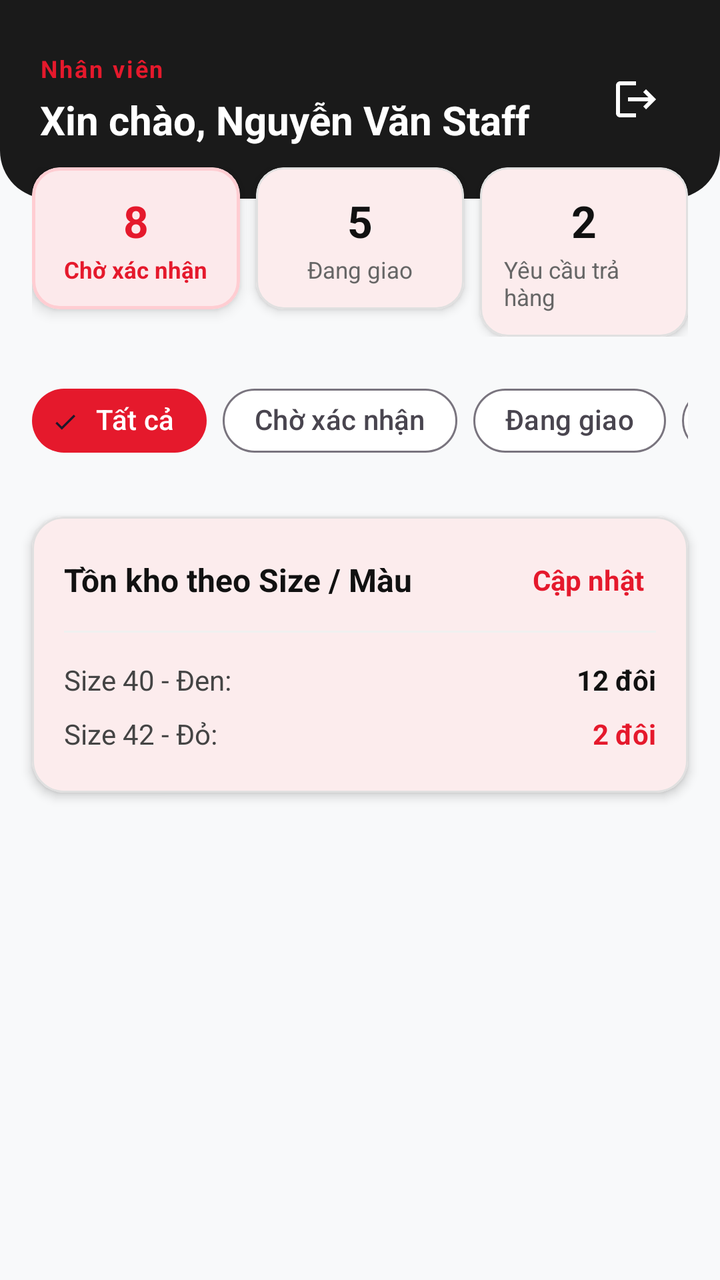
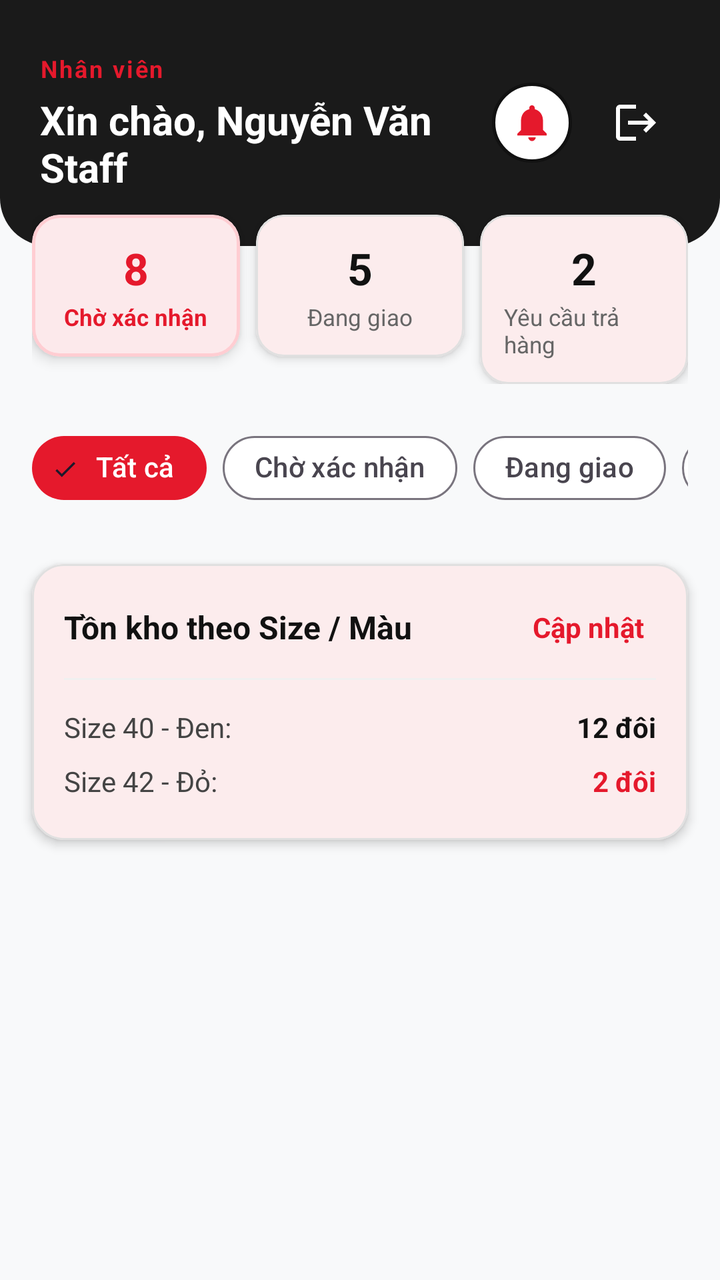

The first picture is an Android layout as it rendered before a commit; the second is the same layout after the commit. The layout source and the unified diff follow.
<!-- AndroidManifest.xml: application theme Theme.ShoeStore -->
<!-- res/layout/fragment_staff_orders.xml -->
<?xml version="1.0" encoding="utf-8"?>
<androidx.core.widget.NestedScrollView xmlns:android="http://schemas.android.com/apk/res/android"
    xmlns:app="http://schemas.android.com/apk/res-auto"
    android:layout_width="match_parent"
    android:layout_height="match_parent"
    android:fillViewport="true"
    android:background="#F8F9FA">

    <LinearLayout
        android:layout_width="match_parent"
        android:layout_height="wrap_content"
        android:orientation="vertical">

        
        <RelativeLayout
            android:layout_width="match_parent"
            android:layout_height="wrap_content"
            android:background="@drawable/bg_header_dark"
            android:paddingHorizontal="20dp"
            android:paddingTop="28dp"
            android:paddingBottom="24dp">

            <LinearLayout
                android:layout_width="wrap_content"
                android:layout_height="wrap_content"
                android:orientation="vertical"
                android:layout_alignParentStart="true"
                android:layout_toStartOf="@id/btnLogoutHeader"
                android:layout_centerVertical="true">

                <TextView
                    android:layout_width="wrap_content"
                    android:layout_height="wrap_content"
                    android:text="Nhân viên"
                    android:textSize="12sp"
                    android:textColor="#E5192C"
                    android:textStyle="bold"
                    android:letterSpacing="0.08" />

                <TextView
                    android:id="@+id/tvStaffGreeting"
                    android:layout_width="wrap_content"
                    android:layout_height="wrap_content"
                    android:text="Xin chào, Nguyễn Văn Staff"
                    android:textSize="20sp"
                    android:textStyle="bold"
                    android:textColor="#FFFFFF"
                    android:layout_marginTop="4dp" />

            </LinearLayout>

            <ImageButton
                android:id="@+id/btnLogoutHeader"
                android:layout_width="44dp"
                android:layout_height="44dp"
                android:layout_alignParentEnd="true"
                android:layout_centerVertical="true"
                android:src="@drawable/ic_logout_white"
                android:background="?attr/selectableItemBackgroundBorderless"
                android:contentDescription="Đăng xuất" />

        </RelativeLayout>

        
        <LinearLayout
            android:layout_width="match_parent"
            android:layout_height="wrap_content"
            android:orientation="horizontal"
            android:paddingHorizontal="16dp"
            android:layout_marginTop="-16dp"
            android:baselineAligned="false">

            
            <com.google.android.material.card.MaterialCardView
                android:layout_width="0dp"
                android:layout_height="wrap_content"
                android:layout_weight="1"
                android:layout_marginEnd="4dp"
                app:cardCornerRadius="14dp"
                app:cardElevation="4dp"
                app:cardBackgroundColor="#FFFFFF"
                app:strokeColor="#FFCDD2"
                app:strokeWidth="1.5dp">

                <LinearLayout
                    android:layout_width="match_parent"
                    android:layout_height="wrap_content"
                    android:orientation="vertical"
                    android:padding="12dp"
                    android:gravity="center">

                    <TextView
                        android:id="@+id/tvStatPendingCount"
                        android:layout_width="wrap_content"
                        android:layout_height="wrap_content"
                        android:text="8"
                        android:textSize="22sp"
                        android:textStyle="bold"
                        android:textColor="#E5192C" />

                    <TextView
                        android:layout_width="wrap_content"
                        android:layout_height="wrap_content"
                        android:text="Chờ xác nhận"
                        android:textSize="11.5sp"
                        android:textColor="#E5192C"
                        android:textStyle="bold"
                        android:layout_marginTop="2dp" />

                </LinearLayout>

            </com.google.android.material.card.MaterialCardView>

            
            <com.google.android.material.card.MaterialCardView
                android:layout_width="0dp"
                android:layout_height="wrap_content"
                android:layout_weight="1"
                android:layout_marginHorizontal="4dp"
                app:cardCornerRadius="14dp"
                app:cardElevation="3dp"
                app:cardBackgroundColor="#FFFFFF"
                app:strokeColor="#E0E0E0"
                app:strokeWidth="1dp">

                <LinearLayout
                    android:layout_width="match_parent"
                    android:layout_height="wrap_content"
                    android:orientation="vertical"
                    android:padding="12dp"
                    android:gravity="center">

                    <TextView
                        android:id="@+id/tvStatShippingCount"
                        android:layout_width="wrap_content"
                        android:layout_height="wrap_content"
                        android:text="5"
                        android:textSize="22sp"
                        android:textStyle="bold"
                        android:textColor="#111111" />

                    <TextView
                        android:layout_width="wrap_content"
                        android:layout_height="wrap_content"
                        android:text="Đang giao"
                        android:textSize="11.5sp"
                        android:textColor="#666666"
                        android:layout_marginTop="2dp" />

                </LinearLayout>

            </com.google.android.material.card.MaterialCardView>

            
            <com.google.android.material.card.MaterialCardView
                android:layout_width="0dp"
                android:layout_height="wrap_content"
                android:layout_weight="1"
                android:layout_marginStart="4dp"
                app:cardCornerRadius="14dp"
                app:cardElevation="3dp"
                app:cardBackgroundColor="#FFFFFF"
                app:strokeColor="#E0E0E0"
                app:strokeWidth="1dp">

                <LinearLayout
                    android:layout_width="match_parent"
                    android:layout_height="wrap_content"
                    android:orientation="vertical"
                    android:padding="12dp"
                    android:gravity="center">

                    <TextView
                        android:id="@+id/tvStatReturnsCount"
                        android:layout_width="wrap_content"
                        android:layout_height="wrap_content"
                        android:text="2"
                        android:textSize="22sp"
                        android:textStyle="bold"
                        android:textColor="#111111" />

                    <TextView
                        android:layout_width="wrap_content"
                        android:layout_height="wrap_content"
                        android:text="Yêu cầu trả hàng"
                        android:textSize="11.5sp"
                        android:textColor="#666666"
                        android:layout_marginTop="2dp" />

                </LinearLayout>

            </com.google.android.material.card.MaterialCardView>

        </LinearLayout>

        
        <HorizontalScrollView
            android:layout_width="match_parent"
            android:layout_height="wrap_content"
            android:scrollbars="none"
            android:layout_marginTop="18dp"
            android:paddingHorizontal="16dp">

            <com.google.android.material.chip.ChipGroup
                android:id="@+id/chipGroupStatus"
                android:layout_width="wrap_content"
                android:layout_height="wrap_content"
                app:singleSelection="true">

                <com.google.android.material.chip.Chip
                    android:id="@+id/chipAll"
                    style="@style/Widget.ShoeStore.Chip"
                    android:layout_width="wrap_content"
                    android:layout_height="wrap_content"
                    android:text="Tất cả"
                    android:checked="true"
                    android:textColor="#FFFFFF"
                    app:chipBackgroundColor="#E5192C" />

                <com.google.android.material.chip.Chip
                    android:id="@+id/chipPending"
                    style="@style/Widget.ShoeStore.Chip"
                    android:layout_width="wrap_content"
                    android:layout_height="wrap_content"
                    android:text="Chờ xác nhận" />

                <com.google.android.material.chip.Chip
                    android:id="@+id/chipShipping"
                    style="@style/Widget.ShoeStore.Chip"
                    android:layout_width="wrap_content"
                    android:layout_height="wrap_content"
                    android:text="Đang giao" />

                <com.google.android.material.chip.Chip
                    android:id="@+id/chipCompleted"
                    style="@style/Widget.ShoeStore.Chip"
                    android:layout_width="wrap_content"
                    android:layout_height="wrap_content"
                    android:text="Đã hoàn thành" />

                <com.google.android.material.chip.Chip
                    android:id="@+id/chipReturned"
                    style="@style/Widget.ShoeStore.Chip"
                    android:layout_width="wrap_content"
                    android:layout_height="wrap_content"
                    android:text="Yêu cầu trả hàng" />

            </com.google.android.material.chip.ChipGroup>

        </HorizontalScrollView>

        
        <androidx.recyclerview.widget.RecyclerView
            android:id="@+id/rvStaffOrders"
            android:layout_width="match_parent"
            android:layout_height="wrap_content"
            android:nestedScrollingEnabled="false"
            android:layout_marginTop="8dp"
            app:layoutManager="androidx.recyclerview.widget.LinearLayoutManager" />

        
        <LinearLayout
            android:id="@+id/layoutEmptyOrders"
            android:layout_width="match_parent"
            android:layout_height="180dp"
            android:orientation="vertical"
            android:gravity="center"
            android:visibility="gone">

            <TextView
                android:layout_width="wrap_content"
                android:layout_height="wrap_content"
                android:text="📦"
                android:textSize="48sp" />

            <TextView
                android:layout_width="wrap_content"
                android:layout_height="wrap_content"
                android:text="Không có đơn hàng nào"
                android:textSize="15sp"
                android:textStyle="bold"
                android:textColor="#111111"
                android:layout_marginTop="8dp" />

        </LinearLayout>

        
        <com.google.android.material.card.MaterialCardView
            android:layout_width="match_parent"
            android:layout_height="wrap_content"
            android:layout_margin="16dp"
            app:cardCornerRadius="16dp"
            app:cardElevation="3dp"
            app:strokeColor="#E0E0E0"
            app:strokeWidth="1dp">

            <LinearLayout
                android:layout_width="match_parent"
                android:layout_height="wrap_content"
                android:orientation="vertical"
                android:padding="16dp">

                <RelativeLayout
                    android:layout_width="match_parent"
                    android:layout_height="wrap_content">

                    <TextView
                        android:layout_width="wrap_content"
                        android:layout_height="wrap_content"
                        android:text="Tồn kho theo Size / Màu"
                        android:textSize="16sp"
                        android:textStyle="bold"
                        android:textColor="#111111"
                        android:layout_alignParentStart="true"
                        android:layout_centerVertical="true" />

                    <TextView
                        android:id="@+id/btnUpdateStockQuick"
                        android:layout_width="wrap_content"
                        android:layout_height="wrap_content"
                        android:text="Cập nhật"
                        android:textSize="14sp"
                        android:textStyle="bold"
                        android:textColor="#E5192C"
                        android:layout_alignParentEnd="true"
                        android:layout_centerVertical="true"
                        android:padding="6dp"
                        android:clickable="true"
                        android:focusable="true" />

                </RelativeLayout>

                <View
                    android:layout_width="match_parent"
                    android:layout_height="1dp"
                    android:background="#F0F0F0"
                    android:layout_marginVertical="10dp" />

                
                <LinearLayout
                    android:layout_width="match_parent"
                    android:layout_height="wrap_content"
                    android:orientation="horizontal"
                    android:paddingVertical="4dp">

                    <TextView
                        android:layout_width="0dp"
                        android:layout_height="wrap_content"
                        android:layout_weight="1"
                        android:text="Size 40 - Đen:"
                        android:textSize="14sp"
                        android:textColor="#444444" />

                    <TextView
                        android:id="@+id/tvStockItem1"
                        android:layout_width="wrap_content"
                        android:layout_height="wrap_content"
                        android:text="12 đôi"
                        android:textSize="14sp"
                        android:textStyle="bold"
                        android:textColor="#111111" />

                </LinearLayout>

                <LinearLayout
                    android:layout_width="match_parent"
                    android:layout_height="wrap_content"
                    android:orientation="horizontal"
                    android:paddingVertical="4dp">

                    <TextView
                        android:layout_width="0dp"
                        android:layout_height="wrap_content"
                        android:layout_weight="1"
                        android:text="Size 42 - Đỏ:"
                        android:textSize="14sp"
                        android:textColor="#444444" />

                    <TextView
                        android:id="@+id/tvStockItem2"
                        android:layout_width="wrap_content"
                        android:layout_height="wrap_content"
                        android:text="2 đôi"
                        android:textSize="14sp"
                        android:textStyle="bold"
                        android:textColor="#E5192C" />

                </LinearLayout>

            </LinearLayout>

        </com.google.android.material.card.MaterialCardView>

    </LinearLayout>

</androidx.core.widget.NestedScrollView>
<!-- resources referenced by this layout -->
<resources>
  <!-- drawable bg_header_dark (drawable) -->
  <?xml version="1.0" encoding="utf-8"?>
  <shape xmlns:android="http://schemas.android.com/apk/res/android"
      android:shape="rectangle">
      <solid android:color="#1A1A1A" />
      <corners
          android:bottomLeftRadius="24dp"
          android:bottomRightRadius="24dp" />
  </shape>
  <!-- drawable ic_logout_white (drawable) -->
  <vector xmlns:android="http://schemas.android.com/apk/res/android"
      android:width="24dp"
      android:height="24dp"
      android:viewportWidth="24"
      android:viewportHeight="24">
    <path
        android:fillColor="#FFFFFF"
        android:pathData="M 17,7 L 15.59,8.41 L 18.17,11 H 8 V 13 H 18.17 L 15.59,15.58 L 17,17 L 22,12 L 17,7 Z M 4,5 H 12 V 3 H 4 C 2.9,3 2,3.9 2,5 V 19 C 2,20.1 2.9,21 4,21 H 12 V 19 H 4 V 5 Z" />
  </vector>
  <style name="Widget.ShoeStore.Chip" parent="Widget.Material3.Chip.Filter">
          <item name="chipCornerRadius">@dimen/chip_corner_radius</item>
          <item name="chipMinTouchTargetSize">48dp</item>
      </style>
  <style name="Theme.ShoeStore" parent="Base.Theme.ShoeStore" />
  <dimen name="chip_corner_radius">20dp</dimen>
  <color name="primary">#E5192C</color>
  <color name="primary_dark">#C62828</color>
  <color name="white">#FFFFFF</color>
  <color name="accent">#FF5722</color>
  <color name="background_light">#F8F9FA</color>
  <color name="surface">#FFFFFF</color>
  <color name="text_primary">#111111</color>
  <style name="Widget.ShoeStore.Button" parent="Widget.Material3.Button">
          <item name="backgroundTint">@color/primary</item>
          <item name="android:textColor">@color/white</item>
          <item name="android:textSize">16sp</item>
          <item name="cornerRadius">@dimen/button_corner_radius</item>
          <item name="android:minHeight">@dimen/button_height</item>
      </style>
  <style name="Widget.ShoeStore.TextInputLayout" parent="Widget.Material3.TextInputLayout.OutlinedBox">
          <item name="boxCornerRadiusTopStart">12dp</item>
          <item name="boxCornerRadiusTopEnd">12dp</item>
          <item name="boxCornerRadiusBottomStart">12dp</item>
          <item name="boxCornerRadiusBottomEnd">12dp</item>
          <item name="boxStrokeColor">@color/primary</item>
          <item name="hintTextColor">@color/text_secondary</item>
      </style>
  <dimen name="button_corner_radius">12dp</dimen>
  <dimen name="button_height">52dp</dimen>
  <color name="text_secondary">#757575</color>
  <!-- unchanged entries left out for length: 1 -->
</resources>

<!-- the commit's change to res/layout/fragment_staff_orders.xml (unified diff, before → after) -->
@@ -25,7 +25,7 @@
                 android:layout_height="wrap_content"
                 android:orientation="vertical"
                 android:layout_alignParentStart="true"
-                android:layout_toStartOf="@id/btnLogoutHeader"
+                android:layout_toStartOf="@id/layoutStaffHeaderButtons"
                 android:layout_centerVertical="true">
 
                 <TextView
@@ -49,15 +49,55 @@
 
             </LinearLayout>
 
-            <ImageButton
-                android:id="@+id/btnLogoutHeader"
-                android:layout_width="44dp"
-                android:layout_height="44dp"
+            <LinearLayout
+                android:id="@+id/layoutStaffHeaderButtons"
+                android:layout_width="wrap_content"
+                android:layout_height="wrap_content"
                 android:layout_alignParentEnd="true"
                 android:layout_centerVertical="true"
-                android:src="@drawable/ic_logout_white"
-                android:background="?attr/selectableItemBackgroundBorderless"
-                android:contentDescription="Đăng xuất" />
+                android:orientation="horizontal"
+                android:gravity="center_vertical">
+
+                <FrameLayout
+                    android:id="@+id/btnStaffNotification"
+                    android:layout_width="40dp"
+                    android:layout_height="40dp"
+                    android:layout_marginEnd="10dp"
+                    android:background="@drawable/bg_button_outline_black"
+                    android:clickable="true"
+                    android:focusable="true">
+
+                    <ImageView
+                        android:layout_width="22dp"
+                        android:layout_height="22dp"
+                        android:layout_gravity="center"
+                        android:src="@drawable/ic_bell_grey" />
+
+                    <TextView
+                        android:id="@+id/tvStaffNotifBadge"
+                        android:layout_width="16dp"
+                        android:layout_height="16dp"
+                        android:layout_gravity="top|end"
+                        android:layout_marginTop="2dp"
+                        android:layout_marginEnd="2dp"
+                        android:background="@drawable/bg_pill_red"
+                        android:gravity="center"
+                        android:textColor="#FFFFFF"
+                        android:textSize="9sp"
+                        android:textStyle="bold"
+                        android:visibility="gone" />
+
+                </FrameLayout>
+
+                <ImageButton
+                    android:id="@+id/btnLogoutHeader"
+                    android:layout_width="44dp"
+                    android:layout_height="44dp"
+                    android:src="@drawable/ic_logout_white"
+                    android:background="?attr/selectableItemBackgroundBorderless"
+                    android:contentDescription="Đăng xuất" />
+
+            </LinearLayout>
 
         </RelativeLayout>
 
<!-- resource entries referenced after the edit -->
@@ -1,5 +1,15 @@
 <!-- resources referenced by this layout -->
 <resources>
+  <!-- drawable bg_button_outline_black (drawable) -->
+  <?xml version="1.0" encoding="utf-8"?>
+  <shape xmlns:android="http://schemas.android.com/apk/res/android"
+      android:shape="rectangle">
+      <solid android:color="#FFFFFF" />
+      <corners android:radius="28dp" />
+      <stroke
+          android:width="1.8dp"
+          android:color="#111111" />
+  </shape>
   <!-- drawable bg_header_dark (drawable) -->
   <?xml version="1.0" encoding="utf-8"?>
   <shape xmlns:android="http://schemas.android.com/apk/res/android"
@@ -9,6 +19,23 @@
           android:bottomLeftRadius="24dp"
           android:bottomRightRadius="24dp" />
   </shape>
+  <!-- drawable bg_pill_red (drawable) -->
+  <?xml version="1.0" encoding="utf-8"?>
+  <shape xmlns:android="http://schemas.android.com/apk/res/android"
+      android:shape="rectangle">
+      <solid android:color="#E5192C" />
+      <corners android:radius="28dp" />
+  </shape>
+  <!-- drawable ic_bell_grey (drawable) -->
+  <vector xmlns:android="http://schemas.android.com/apk/res/android"
+      android:width="24dp"
+      android:height="24dp"
+      android:viewportWidth="24"
+      android:viewportHeight="24">
+    <path
+        android:fillColor="#E5192C"
+        android:pathData="M12,22c1.1,0 2,-0.9 2,-2h-4c0,1.1 0.89,2 2,2zM18,16v-5c0,-3.07 -1.63,-5.64 -4.5,-6.32V4c0,-0.83 -0.67,-1.5 -1.5,-1.5s-1.5,0.67 -1.5,1.5v0.68C7.64,5.36 6,7.92 6,11v5l-2,2v1h16v-1l-2,-2z"/>
+  </vector>
   <!-- drawable ic_logout_white (drawable) -->
   <vector xmlns:android="http://schemas.android.com/apk/res/android"
       android:width="24dp"
